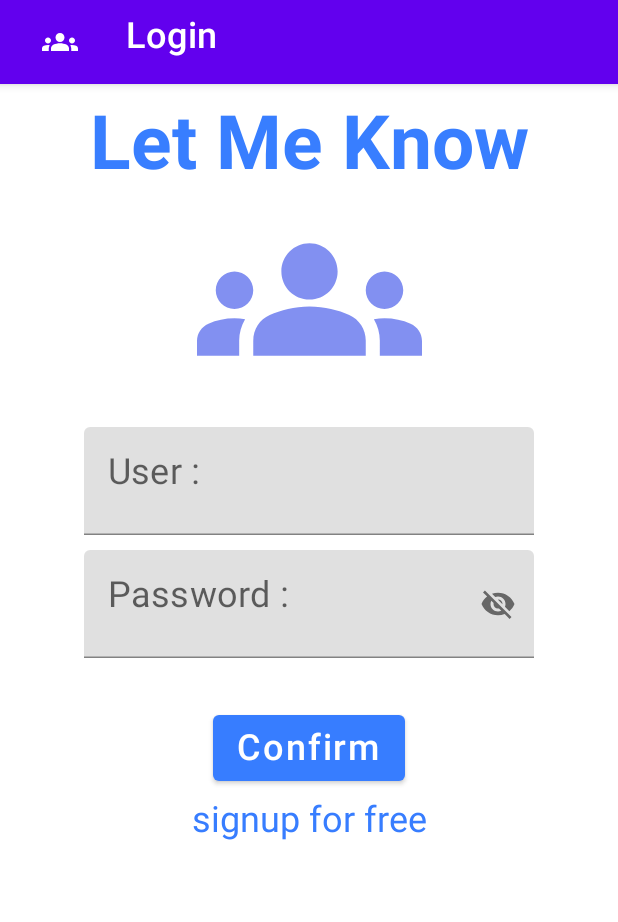
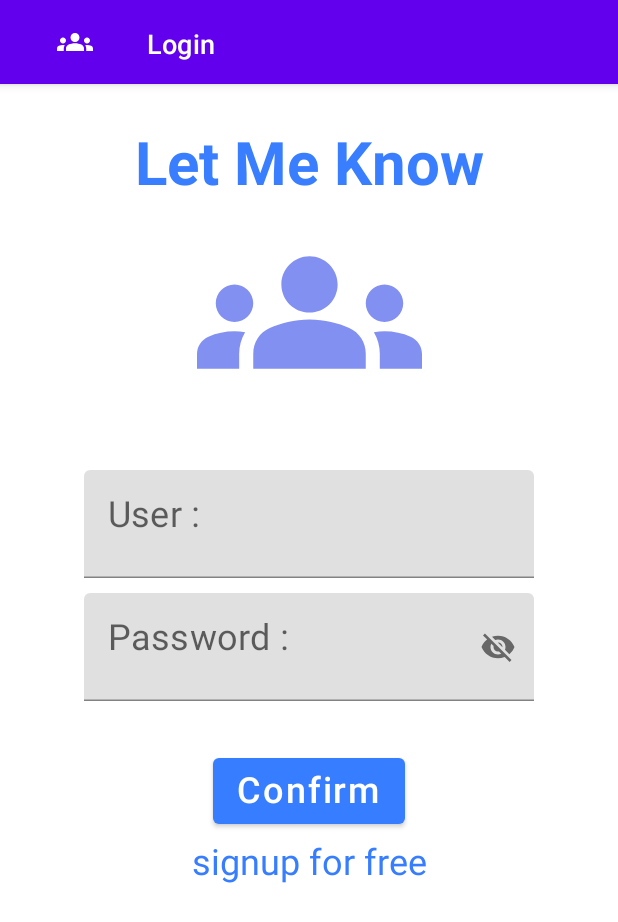
Before and after one commit to projectISPW/LetMeKnowMP, an Android app built with Jetpack Compose: the screen it shows after launch (MainActivity), on a phone screen of 412 x 824 dp. Shown: the top 922 px of the screen. Run offline under Robolectric (Android 15) with nearby library versions, the phone set to English and light mode, and no system bars; our stand-ins replace Room's generated code, livedata-compose; libraries missing offline, so code that uses them is left out: javax.mail.internet.

Commit message:
ritocchi estetici al progetto

```diff
--- a/LetMeKnowV1/app/src/main/java/com/francesco/damata/letmeknowv1/ui/layout/Login.kt
+++ b/LetMeKnowV1/app/src/main/java/com/francesco/damata/letmeknowv1/ui/layout/Login.kt
@@ -49,16 +49,16 @@ fun MainLayout(myModelScreen: MyModelScreen) {
     ) {
         TopAppBar(
             {
-                IconButton({}) {
+                IconButton({}, modifier = Modifier.padding(10.dp)) {
                     Icon(
                         imageVector = Icons.Default.Groups,
                         contentDescription = stringResource(R.string.user)
                     )
                 }
-                Text(stringResource(R.string.login),color = Color.White,fontSize = 24.sp,
+                Text(stringResource(R.string.login),color = Color.White,fontSize = 18.sp,
                     modifier = Modifier
                         .align(Alignment.Start)
-                        .padding(start = 20.dp, top = 10.dp))
+                        .padding(start = 14.dp, top = 18.dp))
             })
         ColUnderTheTop()
         InputUsr(myModelScreen =myModelScreen )
@@ -70,13 +70,13 @@ fun MainLayout(myModelScreen: MyModelScreen) {
 fun ColUnderTheTop(){
     Column(
         modifier = Modifier
-            //.padding(16.dp)
+            .padding(20.dp)
             .fillMaxWidth(),
         horizontalAlignment = Alignment.CenterHorizontally,
     ) {
         Text(
             text = stringResource(R.string.app_name),
-            fontSize = 50.sp,
+            fontSize = 40.sp,
             fontWeight = FontWeight.Bold,
             color = MaterialTheme.colors.letMeKnowColor
         )
--- a/LetMeKnowV1/app/src/main/java/com/francesco/damata/letmeknowv1/ui/layout/RecentChat.kt
+++ b/LetMeKnowV1/app/src/main/java/com/francesco/damata/letmeknowv1/ui/layout/RecentChat.kt
@@ -52,16 +52,16 @@ fun RecentChat(myModelScreen: MyModelScreen) {
                 IconButton(onClick = {
                     ScreenRouter.navigateTo(LetMeKnowScreen.HomeUsr)
                     myModelScreen.onSearch=false
-                }) {
+                } , modifier = Modifier.padding(10.dp)) {
                     Icon(
                         imageVector = Icons.Default.Home,
                         contentDescription = stringResource(R.string.user)
                     )
                 }
-                Text(stringResource(R.string.recentChat),color = Color.White,fontSize = 24.sp,
+                Text(stringResource(R.string.recentChat),color = Color.White,fontSize = 18.sp,
                     modifier = Modifier
                         .align(Alignment.Start)
-                        .padding(start = 20.dp, top = 10.dp))
+                        .padding(start = 14.dp, top = 18.dp))
             })
         SearchBar(viewModel,items,myModelScreen)
         if(!myModelScreen.onSearch)Conversations(viewModel.getLastMessages(items,myModelScreen),myModelScreen.userClass.userid,myModelScreen)
```
Also changed, not shown: LetMeKnowV1/app/src/main/java/com/francesco/damata/letmeknowv1/ui/layout/Chat.kt (+3 -4 lines), LetMeKnowV1/app/src/main/java/com/francesco/damata/letmeknowv1/ui/layout/HomeUsr.kt (+15 -9 lines).
